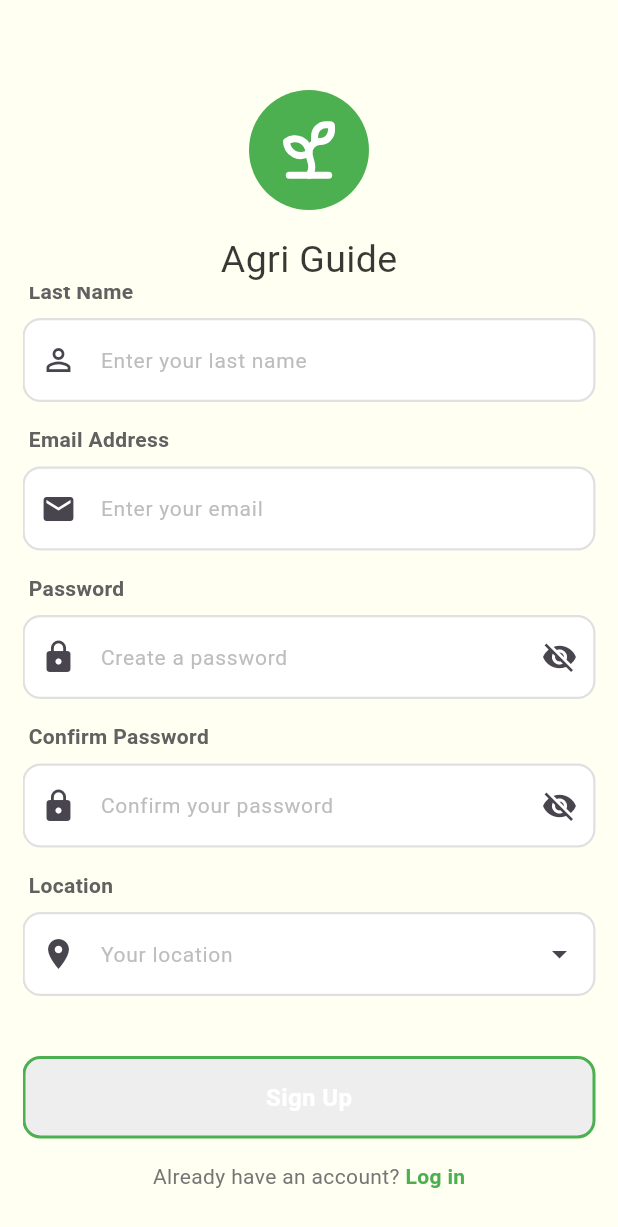
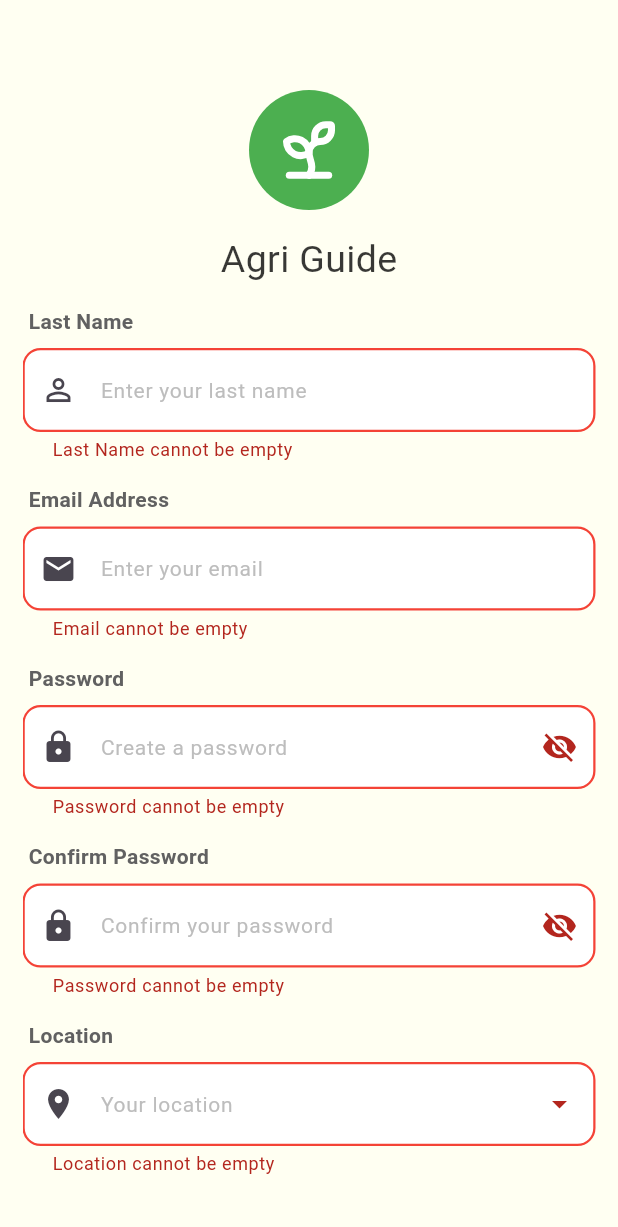
Before and after one commit to Ahmedmego-ux/Agri-Guide, a Flutter app: the SignupView screen opened directly, scrolled down 167 dp, after a tap on "Sign Up", on a phone screen of 412 x 824 dp. Shown: the top 1227 px of the screen. Run offline on Flutter 3.47's test engine with Material 3 defaults, Android fonts, the phone set to English and light mode, and no system bars; our stand-ins replace dio, flutter_svg, gap, phosphor_flutter, pinput, shared_preferences and 1 more; accounts and stored records are empty; Roboto replaces fonts that are missing (LuckiestGuy, Poppins).

Commit message:
feat: Implement signup functionality with Supabase integration
- Refactored SignupView to utilize AuthRepositoryImpl for user registration.
- Added validation for email and password fields.
- Created SignUpModel and SingupEntity for data handling.
- Integrated Supabase for user authentication and profile creation.
- Updated main.dart to initialize Supabase client.
- Added necessary imports for new dependencies including app_links and url_launcher.
- Enhanced UI with improved form validation and error handling.

```diff
--- /dev/null
+++ b/lib/feature/auth/data/models/singup_model.dart
@@ -0,0 +1,41 @@
+import 'package:agri_guide_app/feature/auth/domain/entitys/singup_entity.dart';
+
+class SignUpModel {
+  final String firstName;
+  final String lastName;
+  final String password;
+  final String email;
+
+  final double latitude;
+  final double longitude;
+
+  SignUpModel({
+    required this.firstName,
+    required this.lastName,
+    required this.password,
+    required this.email,
+
+    required this.latitude,
+    required this.longitude,
+  });
+  Map<String, dynamic> toJson(String userId) {
+    return {
+      'id': userId,
+      'first_name': firstName,
+      'last_name': lastName,
+      'email': email,
+      'latitude': latitude,
+      'longitude': longitude,
+    };
+  }
+  factory SignUpModel.fromSingUpEntity(SingupEntity entity){
+    return SignUpModel(
+      firstName: entity.firstName,
+       lastName: entity.lastName,
+        password:entity.password,
+         email: entity.email,
+          latitude: entity.latitude,
+           longitude: entity.longitude);
+
+  }
+}
--- /dev/null
+++ b/lib/feature/auth/data/repos/auth_repositry_impl.dart
@@ -0,0 +1,43 @@
+
+
+import 'package:agri_guide_app/feature/auth/data/models/singup_model.dart';
+import 'package:agri_guide_app/feature/auth/domain/entitys/singup_entity.dart';
+import 'package:agri_guide_app/feature/auth/domain/repos/auth_repo.dart';
+import 'package:supabase_flutter/supabase_flutter.dart';
+
+
+class AuthRepositoryImpl implements AuthRepo {
+  final SupabaseClient supabase;
+
+  AuthRepositoryImpl(this.supabase);
+
+  // @override
+  // Future<void> login(LoginEntity loginEntity) async {
+  //   await supabase.auth.signInWithPassword(
+  //     email: loginEntity.email,
+  //     password: loginEntity.password,
+  //   );
+  // }
+ @override
+  Future<void> Singup({required SingupEntity singupEntity}) async {
+    final model = SignUpModel.fromSingUpEntity(singupEntity);
+    if (!singupEntity.email.trim().endsWith('@gmail.com')) {
+    throw Exception('You can only sign up with a Gmail account');
+  }
+
+    final response = await supabase.auth.signUp(
+      email: model.email,
+      password: model.password,
+    );
+
+    final user = response.user;
+
+    if (user == null) {
+      throw Exception("User creation failed");
+    }
+
+    await supabase.from('profiles').insert(model.toJson(user.id));
+  }
+
+
+}
--- /dev/null
+++ b/lib/feature/auth/domain/entitys/singup_entity.dart
@@ -0,0 +1,18 @@
+class SingupEntity {
+  final String firstName;
+  final String lastName;
+  final String password;
+  final String email;
+
+  final double latitude;
+  final double longitude;
+
+  SingupEntity({
+    required this.firstName,
+    required this.lastName,
+    required this.password,
+    required this.email,
+    required this.latitude,
+    required this.longitude,
+  });
+}
--- a/lib/feature/auth/view/view/signup_view.dart
+++ b/lib/feature/auth/view/view/signup_view.dart
@@ -1,13 +1,15 @@
+import 'package:agri_guide_app/feature/auth/data/repos/auth_repositry_impl.dart';
+import 'package:agri_guide_app/feature/auth/domain/entitys/singup_entity.dart';
+import 'package:agri_guide_app/feature/auth/domain/repos/auth_repo.dart';
+import 'package:agri_guide_app/root.dart';
+import 'package:flutter/material.dart';
+import 'package:gap/gap.dart';
 import 'package:agri_guide_app/core/constans/app_strings.dart';
-import 'package:agri_guide_app/core/network/api_errors.dart';
-import 'package:agri_guide_app/feature/auth/domain/repos/auth_repo.dart';
 import 'package:agri_guide_app/feature/auth/view/view/login_view.dart';
 import 'package:agri_guide_app/feature/auth/view/widgets/auth_header.dart';
 import 'package:agri_guide_app/feature/auth/view/widgets/custom_textformfiled.dart';
 import 'package:agri_guide_app/feature/auth/view/widgets/custome_auth_buttom.dart';
-import 'package:agri_guide_app/root.dart';
-import 'package:flutter/material.dart';
-import 'package:gap/gap.dart';
+import 'package:supabase_flutter/supabase_flutter.dart';
 
 class SignupView extends StatefulWidget {
   const SignupView({super.key});
@@ -17,70 +19,99 @@ class SignupView extends StatefulWidget {
 }
 
 class _SignupViewState extends State<SignupView> {
-  final TextEditingController firstnameController = TextEditingController();
-  final TextEditingController lastnameController = TextEditingController();
-  final TextEditingController emailController = TextEditingController();
-  final TextEditingController passwordController = TextEditingController();
-  final TextEditingController confirmPasswordController = TextEditingController();
-  final TextEditingController locationController = TextEditingController();
-  final GlobalKey<FormState> _formkey = GlobalKey<FormState>();
+  // Controllers
+  final TextEditingController _firstNameController = TextEditingController();
+  final TextEditingController _lastNameController = TextEditingController();
+  final TextEditingController _emailController = TextEditingController();
+  final TextEditingController _passwordController = TextEditingController();
+  final TextEditingController _confirmPasswordController = TextEditingController();
+  final TextEditingController _locationController = TextEditingController();
 
-  //AuthRepo authRepo = AuthRepo();
+  // Form Key
+  final GlobalKey<FormState> _formKey = GlobalKey<FormState>();
+
+  // Password visibility
   bool _obscurePassword = true;
   bool _obscureConfirmPassword = true;
 
-  // Future<void> signup() async {
-  //   // Validate passwords match
-  //   if (passwordController.text != confirmPasswordController.text) {
-  //     ScaffoldMessenger.of(context).showSnackBar(
-  //       const SnackBar(content: Text('Passwords do not match')),
-  //     );
-  //     return;
-  //   }
+  // Validators
+  String? _validateNotEmpty(String? value, String fieldName) {
+    if (value == null || value.isEmpty) return '$fieldName cannot be empty';
+    return null;
+  }
 
-  //   try {
-  //     final user = await authRepo.signup(
-  //       firstnameController.text.trim(),
-  //       lastnameController.text.trim(),
-  //       emailController.text.trim(),
-  //       passwordController.text.trim(),
-  //       locationController.text.trim(),
-  //     );
+  String? _validateEmail(String? value) {
+    if (value == null || value.isEmpty) return 'Email cannot be empty';
+    final regex = RegExp(r'^[\w-\.]+@([\w-]+\.)+[\w-]{2,4}$');
+    if (!regex.hasMatch(value)) return 'Please enter a valid email';
+    return null;
+  }
 
-  //     if (user != null) {
-  //       ScaffoldMessenger.of(context).showSnackBar(
-  //         const SnackBar(content: Text('Account created successfully')),
-  //       );
-  //       Navigator.push(context, MaterialPageRoute(builder: (_) => Root()));
-  //     }
-  //   } catch (e) {
-  //     String errormessage = 'Error creating account';
-  //     if (e is ApiErrors) {
-  //       errormessage = e.message;
-  //     }
-  //     ScaffoldMessenger.of(context).showSnackBar(
-  //       SnackBar(content: Text(errormessage)),
-  //     );
-  //   }
-  // }
+  String? _validatePassword(String? value) {
+    if (value == null || value.isEmpty) return 'Password cannot be empty';
+    if (value.length < 6) return 'Password must be at least 6 characters';
+    return null;
+  }
+
+  // Placeholder for signup logic
+  Future<void> _signup() async {
+    if (!(_formKey.currentState?.validate() ?? false)) return;
+
+    if (_passwordController.text != _confirmPasswordController.text) {
+      ScaffoldMessenger.of(context).showSnackBar(
+        const SnackBar(content: Text('Passwords do not match')),
+      );
+      return;
+    }
+
+    // TODO: Implement signup logic with AuthRepo here
+    final AuthRepo authRepo=AuthRepositoryImpl(Supabase.instance.client);
+    final entity = SingupEntity(
+  firstName: _firstNameController.text.trim(),
+  lastName: _lastNameController.text.trim(),
+  email: _emailController.text.trim(),
+  password: _passwordController.text.trim(),
+  latitude: 0.0, // لو عايز تجيب من GPS بعدين
+  longitude: 0.0,
+);
+try {
+  await authRepo.Singup(singupEntity: entity);
+  ScaffoldMessenger.of(context).showSnackBar(
+    const SnackBar(content: Text('Account created successfully')),
+  );
+  Navigator.pushReplacement(context, MaterialPageRoute(builder: (_) => Root()));
+} catch (e) {
+  ScaffoldMessenger.of(context).showSnackBar(
+    SnackBar(content: Text('Error creating account: $e')),
+  );
+}
+
+  }
+
+  @override
+  void dispose() {
+    _firstNameController.dispose();
+    _lastNameController.dispose();
+    _emailController.dispose();
+    _passwordController.dispose();
+    _confirmPasswordController.dispose();
+    _locationController.dispose();
+    super.dispose();
+  }
 
   @override
   Widget build(BuildContext context) {
     return GestureDetector(
-      onTap: () {
-        FocusScope.of(context).unfocus();
-      },
+      onTap: () => FocusScope.of(context).unfocus(),
       child: Form(
-        key: _formkey,
+        key: _formKey,
         child: Scaffold(
           backgroundColor: const Color(0xffFFFFFFF2),
           body: Column(
             crossAxisAlignment: CrossAxisAlignment.start,
             children: [
               const SizedBox(height: 60),
-
               const AuthHeader(),
-
               Expanded(
                 child: Padding(
                   padding: const EdgeInsets.symmetric(horizontal: 15),
@@ -107,18 +138,18 @@ class _SignupViewState extends State<SignupView> {
                           hintText: 'Enter your first name',
                           labelText: 'First Name',
                           prefixIcon: const Icon(Icons.person_outline),
-                          controller: firstnameController,
-                          isPassword: false,
+                          controller: _firstNameController,
+                          validator: (v) => _validateNotEmpty(v, 'First Name'), isPassword: false
                         ),
-                      const Gap(15),
+                        const Gap(15),
 
                         // Last Name
                         CustomeTextFormField(
                           hintText: 'Enter your last name',
                           labelText: 'Last Name',
                           prefixIcon: const Icon(Icons.person_outline),
-                          controller: lastnameController,
-                          isPassword: false,
+                          controller: _lastNameController,
+                          validator: (v) => _validateNotEmpty(v, 'Last Name'), isPassword: false,
                         ),
                         const Gap(15),
 
@@ -127,8 +158,8 @@ class _SignupViewState extends State<SignupView> {
                           hintText: 'Enter your email',
                           labelText: 'Email Address',
                           prefixIcon: const Icon(Icons.email),
-                          controller: emailController,
-                          isPassword: false,
+                          controller: _emailController,
+                          validator: _validateEmail, isPassword: false,
                         ),
                         const Gap(15),
 
@@ -138,19 +169,14 @@ class _SignupViewState extends State<SignupView> {
                           labelText: 'Password',
                           prefixIcon: const Icon(Icons.lock),
                           suffixIcon: IconButton(
-                            onPressed: () {
-                              setState(() {
-                                _obscurePassword = !_obscurePassword;
-                              });
-                            },
+                            onPressed: () => setState(() => _obscurePassword = !_obscurePassword),
                             icon: Icon(
-                              _obscurePassword
-                                  ? Icons.visibility_off
-                                  : Icons.visibility,
+                              _obscurePassword ? Icons.visibility_off : Icons.visibility,
                             ),
                           ),
-                          controller: passwordController,
+                          controller: _passwordController,
                           isPassword: _obscurePassword,
+                          validator: _validatePassword,
                         ),
                         const Gap(15),
 
@@ -160,48 +186,38 @@ class _SignupViewState extends State<SignupView> {
                           labelText: 'Confirm Password',
                           prefixIcon: const Icon(Icons.lock),
                           suffixIcon: IconButton(
-                            onPressed: () {
-                              setState(() {
-                                _obscureConfirmPassword = !_obscureConfirmPassword;
-                              });
-                            },
+                            onPressed: () => setState(() => _obscureConfirmPassword = !_obscureConfirmPassword),
                             icon: Icon(
-                              _obscureConfirmPassword
-                                  ? Icons.visibility_off
-                                  : Icons.visibility,
+                              _obscureConfirmPassword ? Icons.visibility_off : Icons.visibility,
                             ),
                           ),
-                          controller: confirmPasswordController,
+                          controller: _confirmPasswordController,
                           isPassword: _obscureConfirmPassword,
+                          validator: _validatePassword,
                         ),
-                       const Gap(15),
+                        const Gap(15),
 
                         // Location
                         CustomeTextFormField(
                           hintText: 'Your location',
                           labelText: 'Location',
                           prefixIcon: const Icon(Icons.location_on),
-                          suffixIcon: IconButton(onPressed: (){}, icon: const Icon(Icons.arrow_drop_down)),
-                          controller: locationController,
-                          isPassword: false,
+                          suffixIcon: IconButton(onPressed: () {}, icon: const Icon(Icons.arrow_drop_down)),
+                          controller: _locationController,
+                          validator: (v) => _validateNotEmpty(v, 'Location'), isPassword: false
                         ),
-
                         const Gap(40),
 
                         // Sign Up Button
                         GestureDetector(
-                          onTap: () async {
-                            // if (_formkey.currentState?.validate() ?? false) {
-                            //   await signup();
-                            // }
-                          },
-                          child: CustomAuthButton(
+                          onTap: _signup,
+                          child: const CustomAuthButton(
+                            backgroundColor: Colors.green,
                             text: 'Sign Up',
                             borderColor: Colors.green,
                             textColor: Colors.white,
                           ),
                         ),
-
                         const Gap(15),
 
                         // Go to Login Button
@@ -210,27 +226,18 @@ class _SignupViewState extends State<SignupView> {
                           children: [
                             Text(
                               'Already have an account? ',
-                              style: TextStyle(
-                                color: Colors.grey[600],
-                                fontSize: 14,
-                              ),
+                              style: TextStyle(color: Colors.grey[600], fontSize: 14),
                             ),
                             GestureDetector(
                               onTap: () {
                                 Navigator.push(
                                   context,
-                                  MaterialPageRoute(
-                                    builder: (_) => LoginView(),
-                                  ),
+                                  MaterialPageRoute(builder: (_) => const LoginView()),
                                 );
                               },
                               child: const Text(
                                 'Log in',
-                                style: TextStyle(
-                                  color: Colors.green,
-                                  fontWeight: FontWeight.bold,
-                                  fontSize: 14,
-                                ),
+                                style: TextStyle(color: Colors.green, fontWeight: FontWeight.bold, fontSize: 14),
                               ),
                             ),
                           ],
@@ -247,15 +254,4 @@ class _SignupViewState extends State<SignupView> {
       ),
     );
   }
-
-  @override
-  void dispose() {
-    firstnameController.dispose();
-    lastnameController.dispose();
-    emailController.dispose();
-    passwordController.dispose();
-    confirmPasswordController.dispose();
-    locationController.dispose();
-    super.dispose();
-  }
 }
--- a/lib/main.dart
+++ b/lib/main.dart
@@ -1,7 +1,11 @@
 import 'package:agri_guide_app/splash_view.dart';
 import 'package:flutter/material.dart';
+import 'package:supabase_flutter/supabase_flutter.dart';
 
-void main() {
+void main()async {
+  await Supabase.initialize(
+    anonKey: 'eyJhbGciOiJIUzI1NiIsInR5cCI6IkpXVCJ9.eyJpc3MiOiJzdXBhYmFzZSIsInJlZiI6Inl6bHZjd3Juc2pvY3RmdndjbXRyIiwicm9sZSI6ImFub24iLCJpYXQiOjE3NzIxOTY3NzIsImV4cCI6MjA4Nzc3Mjc3Mn0.IIkdRViqGRFf07sF2uYACmJLOYcneSg-MPEktHZCViQ',
+    url: 'https://yzlvcwrnsjoctfvwcmtr.supabase.co');
   runApp(const MyApp());
 }
 
--- a/pubspec.yaml
+++ b/pubspec.yaml
@@ -41,6 +41,7 @@ dependencies:
   phosphor_flutter: ^2.0.0
   geolocator: ^10.0.0
   pinput: ^6.0.2
+  supabase_flutter: ^2.12.0
 
 
 dev_dependencies:
```
Also changed, not shown: lib/feature/auth/data/models/login_model.dart (+11 -2 lines), lib/feature/auth/domain/repos/auth_repo.dart (+7 -5 lines), lib/feature/auth/view/view/login_view.dart (+66 -124 lines), pubspec.lock, 5 other files.
